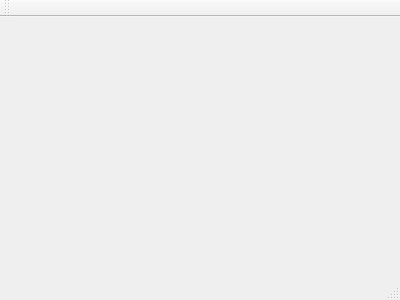
The window that projetmainwindow.ui (ArmandXUuu/RaspberryPi) describes before a commit, drawn with Qt 5.
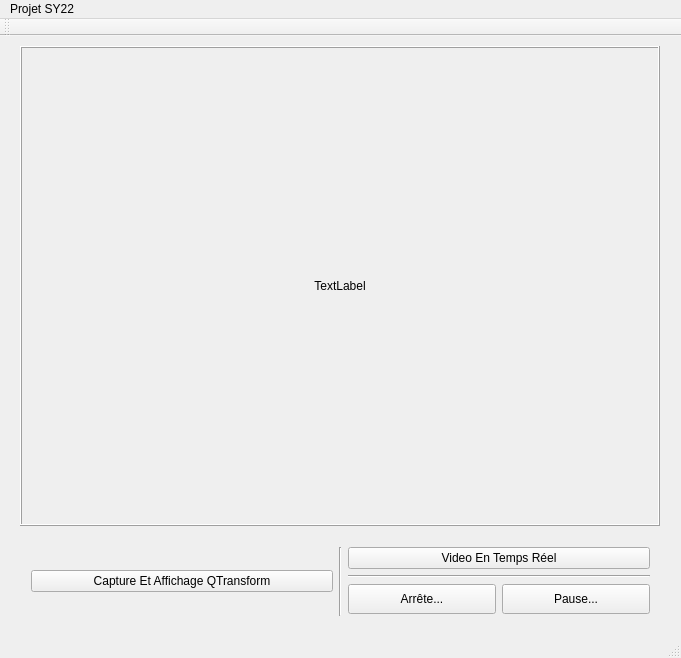
The same window after the commit.

Commit message: 14 mars 2020 - 添加功能：单帧截取图片，视频实时传输 - 制作GUI - 存在问题：按钮功能及描述不makesense

Diff of the .ui file:
```diff
--- a/projetmainwindow.ui
+++ b/projetmainwindow.ui
@@ -1,24 +1,159 @@
 <ui version="4.0">
  <class>projetMainWindow</class>
- <widget class="QMainWindow" name="projetMainWindow" >
-  <property name="geometry" >
+ <widget class="QMainWindow" name="projetMainWindow">
+  <property name="geometry">
    <rect>
     <x>0</x>
     <y>0</y>
-    <width>400</width>
-    <height>300</height>
+    <width>681</width>
+    <height>658</height>
    </rect>
   </property>
   <property name="windowTitle" >
    <string>projetMainWindow</string>
   </property>
-  <widget class="QMenuBar" name="menuBar" />
-  <widget class="QToolBar" name="mainToolBar" />
-  <widget class="QWidget" name="centralWidget" />
-  <widget class="QStatusBar" name="statusBar" />
+  <widget class="QWidget" name="centralWidget">
+   <widget class="QLabel" name="picture">
+    <property name="geometry">
+     <rect>
+      <x>20</x>
+      <y>10</y>
+      <width>640</width>
+      <height>480</height>
+     </rect>
+    </property>
+    <property name="frameShape">
+     <enum>QFrame::Box</enum>
+    </property>
+    <property name="frameShadow">
+     <enum>QFrame::Raised</enum>
+    </property>
+    <property name="text">
+     <string>TextLabel</string>
+    </property>
+    <property name="alignment">
+     <set>Qt::AlignCenter</set>
+    </property>
+   </widget>
+   <widget class="QWidget" name="horizontalLayoutWidget">
+    <property name="geometry">
+     <rect>
+      <x>20</x>
+      <y>500</y>
+      <width>641</width>
+      <height>91</height>
+     </rect>
+    </property>
+    <layout class="QHBoxLayout" name="horizontalLayout">
+     <item>
+      <widget class="QPushButton" name="captureEtAffichageQTransform">
+       <property name="text">
+        <string>Capture Et Affichage QTransform</string>
+       </property>
+      </widget>
+     </item>
+     <item>
+      <widget class="Line" name="line">
+       <property name="orientation">
+        <enum>Qt::Vertical</enum>
+       </property>
+      </widget>
+     </item>
+     <item>
+      <layout class="QVBoxLayout" name="verticalLayout">
+       <item>
+        <widget class="QPushButton" name="videoEnTempsReelButton">
+         <property name="text">
+          <string>Video En Temps Réel</string>
+         </property>
+        </widget>
+       </item>
+       <item>
+        <widget class="Line" name="line_2">
+         <property name="orientation">
+          <enum>Qt::Horizontal</enum>
+         </property>
+        </widget>
+       </item>
+       <item>
+        <layout class="QHBoxLayout" name="horizontalLayout_2">
+         <item>
+          <widget class="QPushButton" name="arreterButton">
+           <property name="maximumSize">
+            <size>
+             <width>16777215</width>
+             <height>30</height>
+            </size>
+           </property>
+           <property name="text">
+            <string>Arrête...</string>
+           </property>
+          </widget>
+         </item>
+         <item>
+          <widget class="QPushButton" name="pauserButton">
+           <property name="maximumSize">
+            <size>
+             <width>16777215</width>
+             <height>30</height>
+            </size>
+           </property>
+           <property name="text">
+            <string>Pause...</string>
+           </property>
+          </widget>
+         </item>
+        </layout>
+       </item>
+      </layout>
+     </item>
+    </layout>
+   </widget>
+  </widget>
+  <widget class="QMenuBar" name="menuBar">
+   <property name="geometry">
+    <rect>
+     <x>0</x>
+     <y>0</y>
+     <width>681</width>
+     <height>28</height>
+    </rect>
+   </property>
+   <widget class="QMenu" name="menuProjet_SY22_Ziyi_XU">
+    <property name="title">
+     <string>Projet SY22</string>
+    </property>
+    <addaction name="actionQuit"/>
+   </widget>
+   <addaction name="menuProjet_SY22_Ziyi_XU"/>
+  </widget>
+  <widget class="QToolBar" name="mainToolBar">
+   <attribute name="toolBarArea">
+    <enum>TopToolBarArea</enum>
+   </attribute>
+   <attribute name="toolBarBreak">
+    <bool>false</bool>
+   </attribute>
+  </widget>
+  <widget class="QStatusBar" name="statusBar"/>
+  <action name="action">
+   <property name="text">
+    <string>&amp;&amp;&amp;</string>
+   </property>
+  </action>
+  <action name="actionQuit">
+   <property name="checkable">
+    <bool>false</bool>
+   </property>
+   <property name="text">
+    <string>Quit...</string>
+   </property>
+   <property name="menuRole">
+    <enum>QAction::QuitRole</enum>
+   </property>
+  </action>
  </widget>
- <layoutDefault spacing="6" margin="11" />
- <pixmapfunction></pixmapfunction>
+ <layoutdefault spacing="6" margin="11"/>
  <resources/>
  <connections/>
 </ui>
```
Left out of the diff: 5 changed lines with no effect on the pictures. The commit also changes 5 other files.
